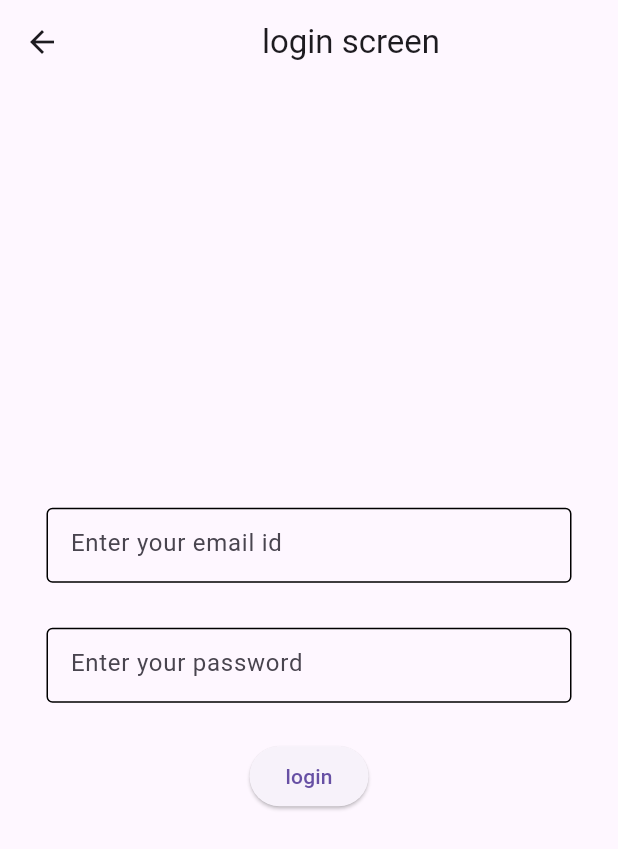
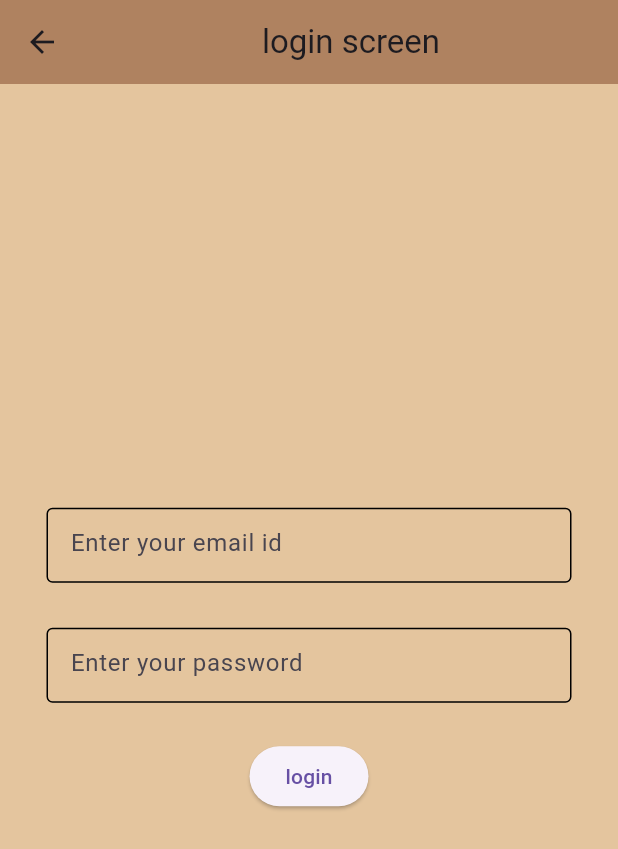
Before and after one commit to akhilbiju6/my_project, a Flutter app: the screen it shows after launch, after a tap on "already have an acoount?? login", on a phone screen of 412 x 824 dp. Shown: the top 849 px of the screen. Run offline on Flutter 3.47's test engine with Material 3 defaults, Android fonts, the phone set to English and light mode, and no system bars; our stand-ins replace carousel_slider.

Commit message:
bottomscreen updated

```diff
--- /dev/null
+++ b/lib/control/homescreencontroller/homescreencontroller.dart
@@ -0,0 +1,15 @@
+import 'package:flutter/material.dart';
+
+class HomeScreenController with ChangeNotifier{
+
+  List<Map <dynamic,String>>imagelist=[
+  {"image":"assets/rallynotice1.jpeg"},
+  {"image":"assets/rallynotice2.jpeg"},
+  {"image":"assets/rallynotice3.jpeg"},
+  {"image":"assets/bikeannouncement1.jpeg"},
+  {"image":"assets/bike announcement2.jpeg"},
+
+
+
+ ];
+}
--- a/lib/main.dart
+++ b/lib/main.dart
@@ -1,6 +1,8 @@
 import 'package:flutter/material.dart';
+import 'package:project_twitter/control/homescreencontroller/homescreencontroller.dart';
 
 import 'package:project_twitter/view/splashscreen/splash_screen.dart';
+import 'package:provider/provider.dart';
 
 void main(){
   runApp(MyApp());
@@ -10,9 +12,14 @@ class MyApp extends StatelessWidget {
 
   @override
   Widget build(BuildContext context) {
-    return MaterialApp(
-      debugShowCheckedModeBanner: false,
-      home: SplashScreen(),
+    return MultiProvider(
+      providers: [
+        ChangeNotifierProvider(create: (context) => HomeScreenController(),)
+      ],
+      child: MaterialApp(
+        debugShowCheckedModeBanner: false,
+        home: SplashScreen(),
+      ),
     );
   }
 }
--- a/lib/view/loginpage/login_page.dart
+++ b/lib/view/loginpage/login_page.dart
@@ -1,6 +1,7 @@
 // ignore_for_file: prefer_const_constructors
 
 import 'package:flutter/material.dart';
+import 'package:project_twitter/view/bottomnavigationscreen/bottomnavigationscxreen.dart';
 import 'package:project_twitter/view/homescreen/home_screen.dart';
 import 'package:project_twitter/view/utils/colorconstants.dart';
 
@@ -10,7 +11,9 @@ class LoginPage extends StatelessWidget {
   @override
   Widget build(BuildContext context) {
     return Scaffold(
+      backgroundColor: ColorConstants.mycustombage,
      appBar: AppBar(
+      backgroundColor: ColorConstants.mycustombrown1,
         title: Center(child: Text("login screen")),
       ),
       body: Center(
@@ -48,7 +51,7 @@ class LoginPage extends StatelessWidget {
                  SizedBox(
                   height: 25,
                  ),
-                ElevatedButton(onPressed: () => Navigator.push(context, MaterialPageRoute(builder: (context) => HomeScreen(),)),
+                ElevatedButton(onPressed: () => Navigator.push(context, MaterialPageRoute(builder: (context) => BottomNavigationScreen(),)),
                  child: Text("login"))
           ],
         ),
--- a/lib/view/registrationscreen/registration_page.dart
+++ b/lib/view/registrationscreen/registration_page.dart
@@ -10,7 +10,9 @@ class RegistrationScreen extends StatelessWidget {
   @override
   Widget build(BuildContext context) {
     return Scaffold(
+      backgroundColor: ColorConstants.mycustombage,
       appBar: AppBar(
+        backgroundColor: ColorConstants.mycustombrown1,
         title: Center(child: Text("Registration screen")),
       ),
 
@@ -30,6 +32,7 @@ class RegistrationScreen extends StatelessWidget {
                   enabledBorder: OutlineInputBorder(),
                   focusedBorder: OutlineInputBorder(),
                   hintText: "Enter your name",
+
 
 
                    ),),
@@ -120,7 +123,7 @@ class RegistrationScreen extends StatelessWidget {
                     onTap: () => Navigator.push(context, MaterialPageRoute(builder: (context) =>
                     LoginPage(),)),
                      child: Text("already have an acoount?? login",style: TextStyle(
-                      color:ColorConstants.mycustomblue,
+                      color:ColorConstants.mycustombrown2,
                       fontSize: 17
                      ),),
                    ),
--- a/lib/view/utils/colorconstants.dart
+++ b/lib/view/utils/colorconstants.dart
@@ -2,6 +2,9 @@
 
 class ColorConstants{
 
- static Color mycustomblue=Colors.blue;
+ static Color mycustombage=Color(0xffE4C59E);
+ static Color mycustombrown1=Color(0xffAF8260);
+ static Color mycustombrown2=Color(0xff803D3B);
+ static Color mycustomblack=Color(0xff322C2B);
 
 }
--- a/pubspec.yaml
+++ b/pubspec.yaml
@@ -35,6 +35,8 @@ dependencies:
   # The following adds the Cupertino Icons font to your application.
   # Use with the CupertinoIcons class for iOS style icons.
   cupertino_icons: ^1.0.2
+  provider: ^6.1.2
+  carousel_slider: ^4.2.1
 
 dev_dependencies:
   flutter_test:
```
Also changed, not shown: lib/view/bottomnavigationscreen/bottomnavigationscxreen.dart (added, +55 -0 lines), lib/view/chatscreen/chatscreen.dart (added, +22 -0 lines), lib/view/expensescreen/expensescreen.dart (added, +22 -0 lines), lib/view/homescreen/home_screen.dart (+126 -0 lines), lib/view/musicscreen/musicscreen.dart (added, +22 -0 lines), lib/view/userscreen/userscreen.dart (added, +22 -0 lines), assets/bike announcement2.jpeg (added), assets/bikeannouncement1.jpeg (added), assets/rallynotice1.jpeg (added), assets/rallynotice2.jpeg (added), assets/rallynotice3.jpeg (added), pubspec.lock.
